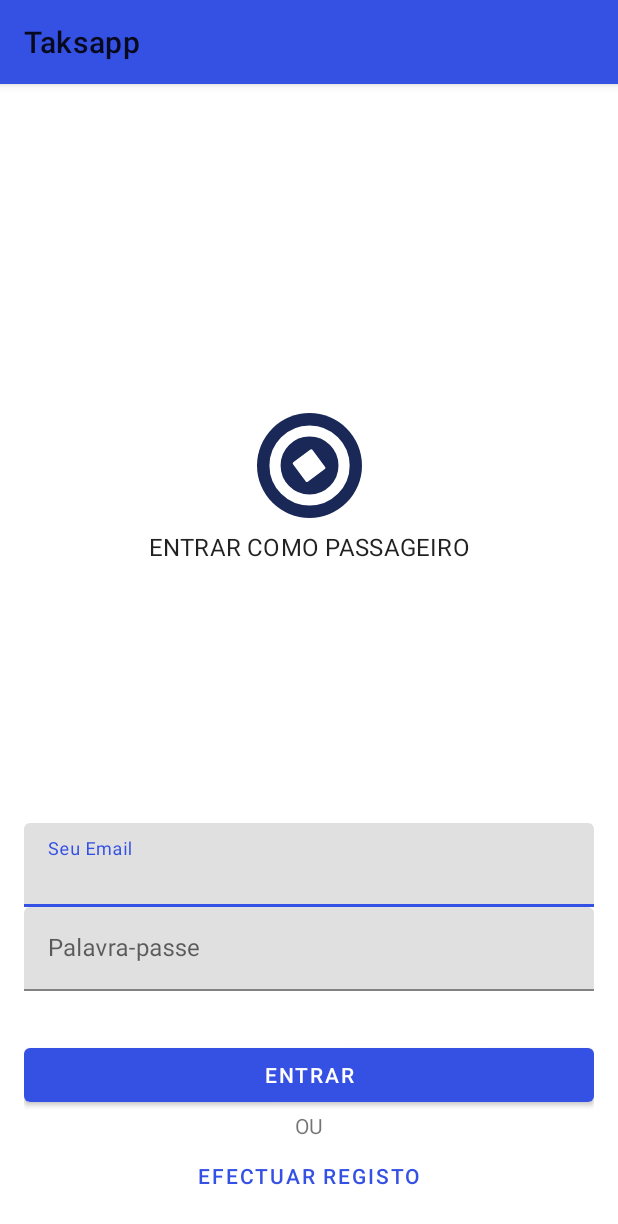
After one commit to hkakutalua/taksapp-mobile, an Android app: the RiderLoginActivity screen opened directly, with no data from a screen before it, on a phone screen of 412 x 824 dp. The commit adds this screen. Shown: the top 1224 px of the screen. Run offline under Robolectric (Android 15) with nearby library versions, the phone set to English and light mode, and no system bars.

Commit message:
Created rider login screen

```diff
--- a/app/src/main/AndroidManifest.xml
+++ b/app/src/main/AndroidManifest.xml
@@ -8,20 +8,18 @@
         android:label="@string/app_name"
         android:roundIcon="@mipmap/ic_launcher_round"
         android:supportsRtl="true"
-        android:usesCleartextTraffic="true"
-        android:theme="@style/AppTheme">
-
+        android:theme="@style/AppTheme"
+        android:usesCleartextTraffic="true">
+        <activity android:name=".ui.auth.RiderLoginActivity"></activity>
         <activity
-            android:name=".ui.WelcomeActivity"
+            android:name=".ui.auth.WelcomeActivity"
             android:theme="@style/AppTheme.NoActionBarActivity">
-
             <intent-filter>
                 <action android:name="android.intent.action.MAIN" />
+
                 <category android:name="android.intent.category.LAUNCHER" />
             </intent-filter>
-
         </activity>
-
     </application>
 
 </manifest>
--- /dev/null
+++ b/app/src/main/java/com/taksapp/taksapp/ui/auth/RiderLoginActivity.kt
@@ -0,0 +1,13 @@
+package com.taksapp.taksapp.ui.auth
+
+import androidx.appcompat.app.AppCompatActivity
+import android.os.Bundle
+import com.taksapp.taksapp.R
+
+class RiderLoginActivity : AppCompatActivity() {
+
+    override fun onCreate(savedInstanceState: Bundle?) {
+        super.onCreate(savedInstanceState)
+        setContentView(R.layout.activity_rider_login)
+    }
+}
--- a/app/src/main/java/com/taksapp/taksapp/ui/WelcomeActivity.kt
+++ b/app/src/main/java/com/taksapp/taksapp/ui/auth/WelcomeActivity.kt
@@ -1,4 +1,4 @@
-package com.taksapp.taksapp.ui
+package com.taksapp.taksapp.ui.auth
 
 import androidx.appcompat.app.AppCompatActivity
 import android.os.Bundle
--- /dev/null
+++ b/app/src/main/res/layout/activity_rider_login.xml
@@ -0,0 +1,96 @@
+<?xml version="1.0" encoding="utf-8"?>
+<androidx.constraintlayout.widget.ConstraintLayout
+    xmlns:android="http://schemas.android.com/apk/res/android"
+    xmlns:app="http://schemas.android.com/apk/res-auto"
+    xmlns:tools="http://schemas.android.com/tools"
+    android:layout_width="match_parent"
+    android:layout_height="match_parent"
+    android:padding="@dimen/padding_normal"
+    tools:context=".ui.auth.RiderLoginActivity">
+
+    <androidx.appcompat.widget.AppCompatImageView
+        android:id="@+id/imageview_logo"
+        android:layout_width="@dimen/size_logo"
+        android:layout_height="@dimen/size_logo"
+        app:layout_constraintTop_toTopOf="parent"
+        app:layout_constraintBottom_toTopOf="@id/textinputlayout_email"
+        app:layout_constraintStart_toStartOf="parent"
+        app:layout_constraintEnd_toEndOf="parent"
+        app:srcCompat="@drawable/ic_logo" />
+
+    <TextView
+        android:id="@+id/text_sign_in_as_driver"
+        android:layout_width="wrap_content"
+        android:layout_height="wrap_content"
+        app:layout_constraintTop_toBottomOf="@id/imageview_logo"
+        app:layout_constraintStart_toStartOf="parent"
+        app:layout_constraintEnd_toEndOf="parent"
+        android:layout_marginTop="@dimen/margin_small"
+        android:text="@string/text_sign_in_as_rider"
+        android:textAppearance="@style/TextAppearance.MaterialComponents.Subtitle1"
+        android:textAllCaps="true" />
+
+    <com.google.android.material.textfield.TextInputLayout
+        android:id="@+id/textinputlayout_email"
+        android:layout_width="0dp"
+        android:layout_height="wrap_content"
+        app:layout_constraintStart_toStartOf="parent"
+        app:layout_constraintEnd_toEndOf="parent"
+        app:layout_constraintBottom_toTopOf="@id/textinputlayout_password"
+        android:hint="@string/hint_email">
+
+        <com.google.android.material.textfield.TextInputEditText
+            android:id="@+id/edittext_email"
+            android:layout_width="match_parent"
+            android:layout_height="wrap_content" />
+
+    </com.google.android.material.textfield.TextInputLayout>
+
+    <com.google.android.material.textfield.TextInputLayout
+        android:id="@+id/textinputlayout_password"
+        android:layout_width="0dp"
+        android:layout_height="wrap_content"
+        app:layout_constraintStart_toStartOf="parent"
+        app:layout_constraintEnd_toEndOf="parent"
+        app:layout_constraintBottom_toTopOf="@id/button_login"
+        android:layout_marginBottom="@dimen/margin_large"
+        android:hint="@string/hint_password">
+
+        <com.google.android.material.textfield.TextInputEditText
+            android:id="@+id/edittext_password"
+            android:layout_width="match_parent"
+            android:layout_height="wrap_content"
+            android:inputType="textVisiblePassword" />
+
+    </com.google.android.material.textfield.TextInputLayout>
+
+    <com.google.android.material.button.MaterialButton
+        android:id="@+id/button_login"
+        android:layout_width="0dp"
+        android:layout_height="wrap_content"
+        app:layout_constraintStart_toStartOf="parent"
+        app:layout_constraintEnd_toEndOf="parent"
+        app:layout_constraintBottom_toTopOf="@id/textview_or"
+        android:text="@string/text_login"/>
+
+    <TextView
+        android:id="@+id/textview_or"
+        android:layout_width="wrap_content"
+        android:layout_height="wrap_content"
+        app:layout_constraintBottom_toTopOf="@id/button_do_sign_up"
+        app:layout_constraintStart_toStartOf="parent"
+        app:layout_constraintEnd_toEndOf="parent"
+        android:text="@string/text_or"
+        android:textAllCaps="true" />
+
+    <com.google.android.material.button.MaterialButton
+        android:id="@+id/button_do_sign_up"
+        android:layout_width="0dp"
+        android:layout_height="wrap_content"
+        app:layout_constraintStart_toStartOf="parent"
+        app:layout_constraintEnd_toEndOf="parent"
+        app:layout_constraintBottom_toBottomOf="parent"
+        android:text="@string/text_do_sign_up"
+        style="@style/Widget.MaterialComponents.Button.TextButton" />
+
+</androidx.constraintlayout.widget.ConstraintLayout>
--- a/app/src/main/res/layout/activity_welcome.xml
+++ b/app/src/main/res/layout/activity_welcome.xml
@@ -5,13 +5,13 @@
     xmlns:tools="http://schemas.android.com/tools"
     android:layout_width="match_parent"
     android:layout_height="match_parent"
-    tools:context=".ui.WelcomeActivity"
+    tools:context=".ui.auth.WelcomeActivity"
     android:padding="@dimen/padding_normal">
 
     <androidx.appcompat.widget.AppCompatImageView
         android:id="@+id/imageview_logo"
-        android:layout_width="70dp"
-        android:layout_height="70dp"
+        android:layout_width="@dimen/size_logo"
+        android:layout_height="@dimen/size_logo"
         app:layout_constraintEnd_toEndOf="parent"
         app:layout_constraintStart_toStartOf="parent"
         app:layout_constraintTop_toTopOf="parent"
@@ -29,7 +29,8 @@
         app:layout_constraintEnd_toEndOf="parent"
         android:layout_marginTop="@dimen/margin_small"
         android:text="@string/text_welcome"
-        android:textAppearance="@style/TextAppearance.MaterialComponents.Headline5" />
+        android:textAppearance="@style/TextAppearance.MaterialComponents.Subtitle1"
+        android:textAllCaps="true" />
 
     <com.google.android.material.button.MaterialButton
         android:id="@+id/button_start"
--- a/app/src/main/res/values/dimens.xml
+++ b/app/src/main/res/values/dimens.xml
@@ -1,5 +1,9 @@
 <?xml version="1.0" encoding="utf-8"?>
 <resources>
     <dimen name="padding_normal">16dp</dimen>
+    <dimen name="size_logo">70dp</dimen>
     <dimen name="margin_small">8dp</dimen>
+    <dimen name="margin_normal">16dp</dimen>
+    <dimen name="margin_large">32dp</dimen>
+    <dimen name="margin_xlarge">64dp</dimen>
 </resources>
--- a/app/src/main/res/values/strings.xml
+++ b/app/src/main/res/values/strings.xml
@@ -5,4 +5,9 @@
     <string name="text_or">Ou</string>
     <string name="text_start">Começar</string>
     <string name="text_login_as_driver">Entrar Como Motorista</string>
+    <string name="text_login">Entrar</string>
+    <string name="text_do_sign_up">Efectuar Registo</string>
+    <string name="hint_email">Seu Email</string>
+    <string name="hint_password">Palavra-passe</string>
+    <string name="text_sign_in_as_rider">Entrar como passageiro</string>
 </resources>
```
